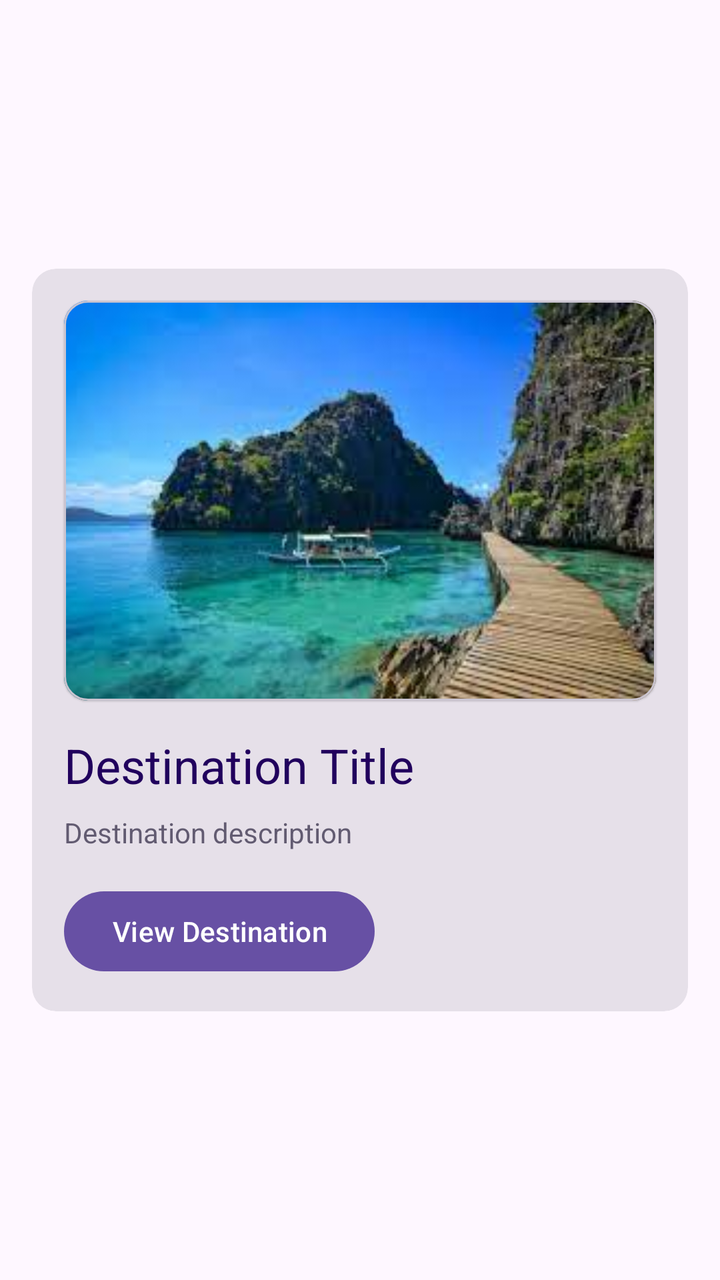
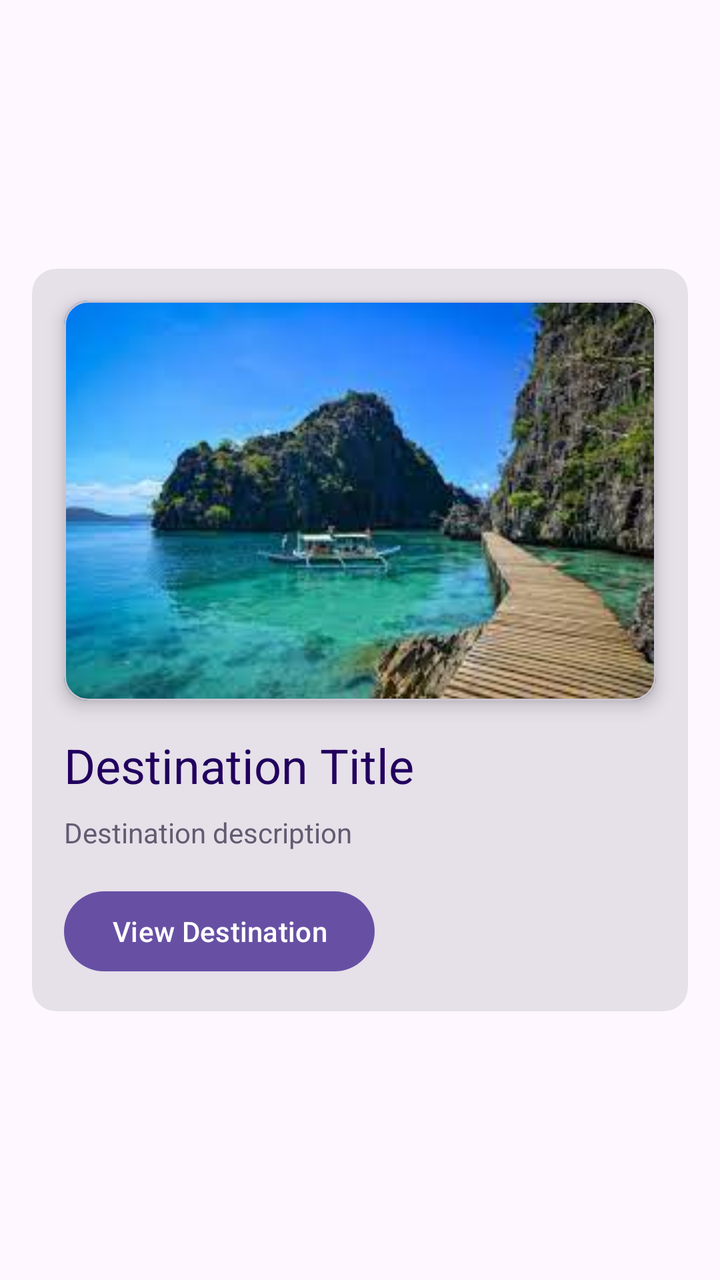

Before-and-after screenshots of an Android layout around one commit, followed by the original layout XML and the change that was made.
<!-- AndroidManifest.xml: application theme Theme.RmmcTourism -->
<!-- res/layout/rv_spot_row.xml -->
<?xml version="1.0" encoding="utf-8"?>
<androidx.constraintlayout.widget.ConstraintLayout xmlns:android="http://schemas.android.com/apk/res/android"
    xmlns:app="http://schemas.android.com/apk/res-auto"
    xmlns:tools="http://schemas.android.com/tools"
    android:layout_width="match_parent"
    android:layout_height="wrap_content">

    <com.google.android.material.card.MaterialCardView
        android:id="@+id/cv_tourist_spot"
        style="@style/Widget.Material3.CardView.Filled"
        android:layout_width="0dp"
        android:layout_height="wrap_content"
        android:layout_marginStart="16dp"
        android:layout_marginTop="8dp"
        android:layout_marginEnd="16dp"
        android:layout_marginBottom="8dp"
        app:layout_constraintBottom_toBottomOf="parent"
        app:layout_constraintEnd_toEndOf="parent"
        app:layout_constraintStart_toStartOf="parent"
        app:layout_constraintTop_toTopOf="parent">

        <androidx.constraintlayout.widget.ConstraintLayout
            android:layout_width="match_parent"
            android:layout_height="match_parent">

            <com.google.android.material.card.MaterialCardView
                android:id="@+id/materialCardView"
                android:layout_width="0dp"
                android:layout_height="200dp"
                android:layout_marginStart="16dp"
                android:layout_marginTop="16dp"
                android:layout_marginEnd="16dp"
                app:cardElevation="@dimen/material_emphasis_medium"
                app:layout_constraintEnd_toEndOf="parent"
                app:layout_constraintStart_toStartOf="parent"
                app:layout_constraintTop_toTopOf="parent">

                <androidx.constraintlayout.widget.ConstraintLayout
                    android:layout_width="match_parent"
                    android:layout_height="match_parent">

                    <ImageView
                        android:id="@+id/img_tourist_cover"
                        android:layout_width="0dp"
                        android:layout_height="0dp"
                        android:scaleType="centerCrop"
                        app:layout_constraintBottom_toBottomOf="parent"
                        app:layout_constraintEnd_toEndOf="parent"
                        app:layout_constraintStart_toStartOf="parent"
                        app:layout_constraintTop_toTopOf="parent"
                        app:srcCompat="@drawable/sample" />
                </androidx.constraintlayout.widget.ConstraintLayout>
            </com.google.android.material.card.MaterialCardView>

            <TextView
                android:id="@+id/tv_tourist_spot_name"
                android:layout_width="0dp"
                android:layout_height="wrap_content"
                android:layout_marginTop="16dp"
                android:text="Destination Title"
                android:textColor="?attr/colorOnPrimaryContainer"
                android:textSize="24sp"
                app:layout_constraintEnd_toEndOf="@+id/materialCardView"
                app:layout_constraintHorizontal_bias="0.0"
                app:layout_constraintStart_toStartOf="@+id/materialCardView"
                app:layout_constraintTop_toBottomOf="@+id/materialCardView" />

            <TextView
                android:id="@+id/tv_tourist_spot_description"
                android:layout_width="0dp"
                android:layout_height="wrap_content"
                android:layout_marginTop="8dp"
                android:text="Destination description"
                android:textColor="?attr/colorSecondary"
                app:layout_constraintEnd_toEndOf="@+id/tv_tourist_spot_name"
                app:layout_constraintStart_toStartOf="@+id/tv_tourist_spot_name"
                app:layout_constraintTop_toBottomOf="@+id/tv_tourist_spot_name" />

            <Button
                android:id="@+id/btn_view_destination"
                android:layout_width="wrap_content"
                android:layout_height="wrap_content"
                android:layout_marginTop="16dp"
                android:layout_marginBottom="16dp"
                android:text="View Destination"
                app:layout_constraintBottom_toBottomOf="parent"
                app:layout_constraintStart_toStartOf="@+id/tv_tourist_spot_description"
                app:layout_constraintTop_toBottomOf="@+id/tv_tourist_spot_description"
                app:layout_constraintVertical_bias="0.0" />
        </androidx.constraintlayout.widget.ConstraintLayout>
    </com.google.android.material.card.MaterialCardView>
</androidx.constraintlayout.widget.ConstraintLayout>
<!-- resources referenced by this layout -->
<resources>
  <!-- drawable sample: jpeg bitmap (drawable, 9227 bytes) -->
  <style name="Theme.RmmcTourism" parent="Base.Theme.RmmcTourism" />
  <style name="Base.Theme.RmmcTourism" parent="Theme.Material3.DayNight.NoActionBar">
          
          
      </style>
</resources>

<!-- the commit's change to res/layout/rv_spot_row.xml (unified diff, before → after) -->
@@ -30,7 +30,7 @@
                 android:layout_marginStart="16dp"
                 android:layout_marginTop="16dp"
                 android:layout_marginEnd="16dp"
-                app:cardElevation="@dimen/material_emphasis_medium"
+                app:cardElevation="5dp"
                 app:layout_constraintEnd_toEndOf="parent"
                 app:layout_constraintStart_toStartOf="parent"
                 app:layout_constraintTop_toTopOf="parent">
